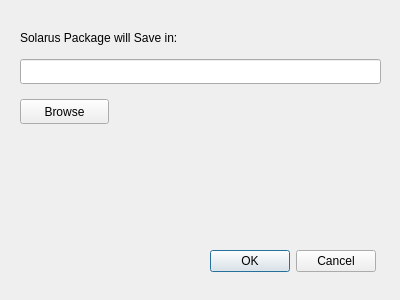
Qt form src/widgets/package_dialog.ui (Kangie/solarus) before a commit.
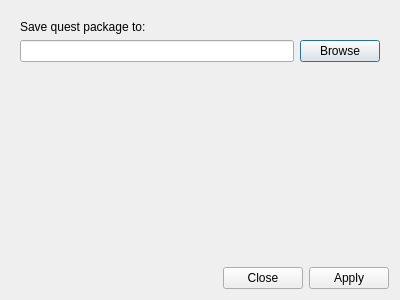
The same form after that commit. The open tabs and pages were chosen to show the change.

Commit message: Fix build package UI, refactor, coding style

What changed in the file:
```diff
--- a/src/widgets/package_dialog.ui
+++ b/src/widgets/package_dialog.ui
@@ -13,74 +13,53 @@
   <property name="windowTitle">
    <string>Build Solarus Package</string>
   </property>
-  <widget class="QWidget" name="gridLayoutWidget">
-   <property name="geometry">
-    <rect>
-     <x>10</x>
-     <y>9</y>
-     <width>381</width>
-     <height>281</height>
-    </rect>
-   </property>
-   <layout class="QGridLayout" name="gridLayout">
-    <item row="0" column="0">
-     <widget class="QStackedWidget" name="stackedWidget">
+  <layout class="QVBoxLayout" name="verticalLayout_5">
+   <item>
+    <widget class="QStackedWidget" name="stacked_widget">
       <property name="currentIndex">
        <number>0</number>
       </property>
       <widget class="QWidget" name="selection">
+      <layout class="QVBoxLayout" name="verticalLayout">
+       <item>
        <widget class="QLabel" name="selection_header">
-        <property name="geometry">
-         <rect>
-          <x>10</x>
-          <y>20</y>
-          <width>361</width>
-          <height>17</height>
-         </rect>
-        </property>
         <property name="text">
-         <string>Solarus Package will Save in:</string>
-        </property>
-       </widget>
+          <string>Save quest package to:</string>
+         </property>
+        </widget>
+       </item>
+       <item>
+        <layout class="QHBoxLayout" name="horizontal_layout">
+         <item>
+          <widget class="QLineEdit" name="selection_file">
+           <property name="readOnly">
+            <bool>true</bool>
+           </property>
+          </widget>
+         </item>
+         <item>
        <widget class="QPushButton" name="selection_browse">
-        <property name="geometry">
-         <rect>
-          <x>10</x>
-          <y>90</y>
-          <width>89</width>
-          <height>25</height>
-         </rect>
-        </property>
         <property name="text">
          <string>Browse</string>
         </property>
        </widget>
-       <widget class="QLineEdit" name="selection_file">
-        <property name="geometry">
-         <rect>
-          <x>10</x>
-          <y>50</y>
-          <width>361</width>
-          <height>25</height>
-         </rect>
-        </property>
-        <property name="readOnly">
-         <bool>true</bool>
-        </property>
-       </widget>
-       <widget class="QDialogButtonBox" name="selection_button_box">
-        <property name="geometry">
-         <rect>
-          <x>200</x>
-          <y>240</y>
-          <width>166</width>
-          <height>25</height>
-         </rect>
-        </property>
-        <property name="standardButtons">
-         <set>QDialogButtonBox::Cancel|QDialogButtonBox::Ok</set>
-        </property>
-       </widget>
+         </item>
+        </layout>
+       </item>
+       <item>
+        <spacer name="verticalSpacer">
+         <property name="orientation">
+          <enum>Qt::Vertical</enum>
+         </property>
+         <property name="sizeHint" stdset="0">
+          <size>
+           <width>20</width>
+           <height>174</height>
+          </size>
+         </property>
+        </spacer>
+       </item>
+      </layout>
       </widget>
       <widget class="QWidget" name="ongoing">
        <widget class="QPushButton" name="ongoing_cancel">
@@ -223,8 +202,14 @@
       </widget>
      </widget>
     </item>
-   </layout>
-  </widget>
+   <item>
+    <widget class="QDialogButtonBox" name="button_box">
+     <property name="standardButtons">
+      <set>QDialogButtonBox::Apply|QDialogButtonBox::Close</set>
+     </property>
+    </widget>
+   </item>
+  </layout>
  </widget>
  <resources/>
  <connections>
```
Left out of the diff: 213 changed lines with no effect on the pictures. Lines whose indentation alone changed are shown as unchanged. The commit also changes 5 other files.
